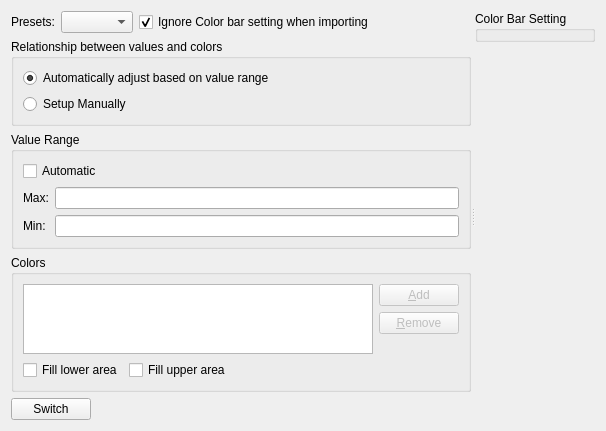
This is libs/guicore/scalarstocolors/colormapsettingeditwidget.ui in i-RIC/prepost-gui as Qt 5 draws it before an edit. The edited form follows.
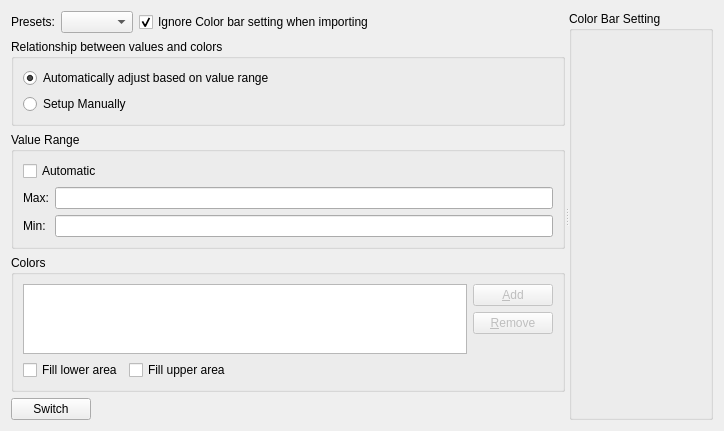
This is the edited form. Custom widgets are drawn as their Qt base class.

Diff of the .ui file:
```diff
--- a/libs/guicore/scalarstocolors/colormapsettingeditwidget.ui
+++ b/libs/guicore/scalarstocolors/colormapsettingeditwidget.ui
@@ -6,14 +6,14 @@
    <rect>
     <x>0</x>
     <y>0</y>
-    <width>591</width>
+    <width>724</width>
     <height>400</height>
    </rect>
   </property>
   <property name="windowTitle">
    <string>Form</string>
   </property>
-  <layout class="QVBoxLayout" name="verticalLayout_8">
+  <layout class="QVBoxLayout" name="verticalLayout_9">
    <item>
     <widget class="QSplitter" name="splitter">
      <property name="orientation">
@@ -93,7 +93,7 @@
          <property name="title">
           <string>Value Range</string>
          </property>
-         <layout class="QHBoxLayout" name="horizontalLayout">
+         <layout class="QVBoxLayout" name="verticalLayout_8">
           <item>
            <layout class="QVBoxLayout" name="verticalLayout">
             <item>
@@ -272,18 +272,6 @@
           <string>Color Bar Setting</string>
          </property>
          <layout class="QVBoxLayout" name="verticalLayout_6">
-          <property name="leftMargin">
-           <number>0</number>
-          </property>
-          <property name="topMargin">
-           <number>0</number>
-          </property>
-          <property name="rightMargin">
-           <number>0</number>
-          </property>
-          <property name="bottomMargin">
-           <number>0</number>
-          </property>
           <item>
            <widget class="ColorMapLegendSettingEditWidget" name="legendWidget" native="true">
             <property name="sizePolicy">
@@ -297,19 +285,6 @@
          </layout>
         </widget>
        </item>
-       <item>
-        <spacer name="verticalSpacer_2">
-         <property name="orientation">
-          <enum>Qt::Vertical</enum>
-         </property>
-         <property name="sizeHint" stdset="0">
-          <size>
-           <width>20</width>
-           <height>40</height>
-          </size>
-         </property>
-        </spacer>
-       </item>
       </layout>
      </widget>
     </widget>
```
